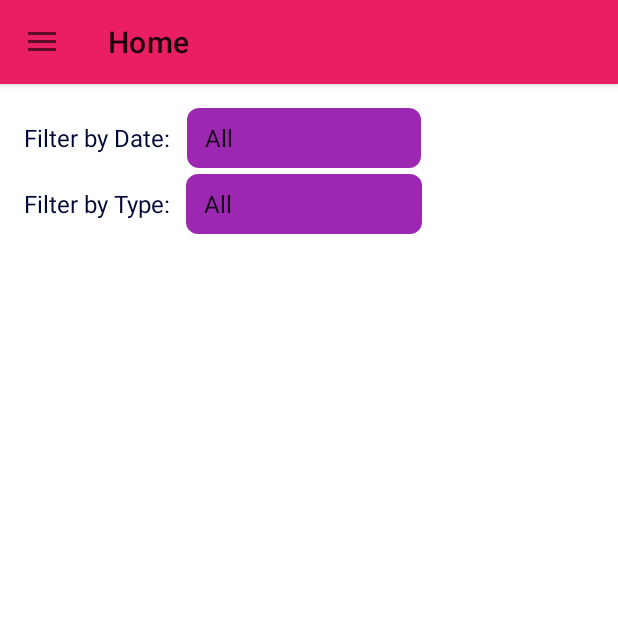
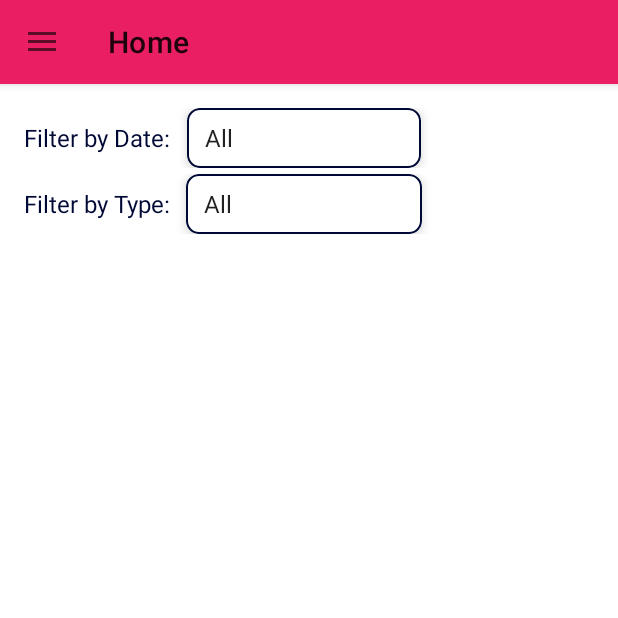
Before and after one commit to Lelekhoa1812/Linguaphile, an Android app: the screen it shows after launch (MainActivity), on a phone screen of 412 x 824 dp, the top half of it. Run offline under Robolectric (Android 15) with nearby library versions, the phone set to English and light mode, and no system bars; our stand-ins replace Room's generated code, navigation-ui.

Commit message:
Third commit. Finalising Home and Add Vocabulary Fragment. Enhance UI.

```diff
--- a/app/build.gradle.kts
+++ b/app/build.gradle.kts
@@ -55,4 +55,7 @@ dependencies {
     testImplementation(libs.junit)
     androidTestImplementation(libs.androidx.junit)
     androidTestImplementation(libs.androidx.espresso.core)
+
+    // RecyclerView card styling
+    implementation("androidx.cardview:cardview:1.0.0")
 }
--- a/app/src/main/java/com/example/linguaphile/fragments/HomeFragment.kt
+++ b/app/src/main/java/com/example/linguaphile/fragments/HomeFragment.kt
@@ -40,9 +40,12 @@ class HomeFragment : Fragment() {
             onDelete = { vocabulary ->
                 vocabularyViewModel.delete(vocabulary)
                 Snackbar.make(binding.root, "Vocabulary deleted", Snackbar.LENGTH_LONG)
+                    .setTextColor(requireContext().getColor(R.color.white))       // Set message text color to white
+                    .setActionTextColor(requireContext().getColor(R.color.white)) // Set action text color to white
                     .setAction("UNDO") {
                         vocabularyViewModel.insert(vocabulary)
                     }.show()
+
             }
         )
 
--- a/app/src/main/res/drawable/spinner.xml
+++ b/app/src/main/res/drawable/spinner.xml
@@ -1,6 +1,7 @@
 <!-- res/drawable/spinner_background.xml -->
 <shape xmlns:android="http://schemas.android.com/apk/res/android" android:shape="rectangle">
-    <solid android:color="@color/colorAccent"/>
+    <solid android:color="@color/white"/>
     <corners android:radius="8dp" />
     <padding android:left="12dp" android:right="12dp" android:top="8dp" android:bottom="8dp" />
+    <stroke android:width="1dp" android:color="@color/colorPrimaryDark"/>
 </shape>
--- a/app/src/main/res/layout/fragment_home.xml
+++ b/app/src/main/res/layout/fragment_home.xml
@@ -1,9 +1,9 @@
+<!-- fragment_home.xml -->
 <LinearLayout xmlns:android="http://schemas.android.com/apk/res/android"
     android:layout_width="match_parent"
     android:layout_height="match_parent"
     android:orientation="vertical"
     android:padding="16dp">
-
 
 <!-- Row for Date Filter Spinner with TextView label -->
     <LinearLayout
@@ -21,12 +21,21 @@
             android:textColor="@color/colorPrimaryDark"
             android:layout_marginEnd="11dp" />
 
+        <androidx.cardview.widget.CardView xmlns:android="http://schemas.android.com/apk/res/android"
+            xmlns:app="http://schemas.android.com/apk/res-auto"
+            android:layout_width="wrap_content"
+            android:layout_height="wrap_content"
+            android:layout_marginEnd="8dp"
+            app:cardElevation="4dp"
+            app:cardCornerRadius="8dp">
+
             <Spinner
                 android:id="@+id/filter_date_spinner"
                 android:layout_width="156dp"
                 android:layout_height="40dp"
                 android:background="@drawable/spinner"
                 android:padding="4dp" />
+        </androidx.cardview.widget.CardView>
     </LinearLayout>
 
     <!-- Row for Type Filter Spinner with TextView label -->
@@ -45,12 +54,20 @@
             android:textColor="@color/colorPrimaryDark"
             android:layout_marginEnd="10dp" />
 
+        <androidx.cardview.widget.CardView xmlns:android="http://schemas.android.com/apk/res/android"
+            xmlns:app="http://schemas.android.com/apk/res-auto"
+            android:layout_width="wrap_content"
+            android:layout_height="wrap_content"
+            app:cardElevation="4dp"
+            app:cardCornerRadius="8dp">
+
             <Spinner
                 android:id="@+id/filter_type_spinner"
                 android:layout_width="157dp"
                 android:layout_height="40dp"
                 android:background="@drawable/spinner"
                 android:padding="4dp" />
+        </androidx.cardview.widget.CardView>
     </LinearLayout>
 
     <!-- RecyclerView for displaying vocabulary items -->
--- a/app/src/main/res/navigation/nav_graph.xml
+++ b/app/src/main/res/navigation/nav_graph.xml
@@ -15,7 +15,12 @@
         android:id="@+id/addVocabularyFragment"
         android:name="com.example.linguaphile.fragments.AddVocabularyFragment"
         android:label="Add New Vocabulary"
-        tools:layout="@layout/fragment_add_vocabulary" />
+        tools:layout="@layout/fragment_add_vocabulary">
+        <!-- Define action to navigate back to HomeFragment -->
+        <action
+            android:id="@+id/action_addVocabularyFragment_to_homeFragment"
+            app:destination="@id/homeFragment" />
+    </fragment>
 
 <!--    <fragment-->
 <!--        android:id="@+id/miniGameFragment"-->
--- a/app/src/main/res/values/themes.xml
+++ b/app/src/main/res/values/themes.xml
@@ -3,7 +3,7 @@
     <style name="Base.Theme.Linguaphile" parent="Theme.MaterialComponents.DayNight.NoActionBar">
         <!-- Set custom colors for Material3 -->
         <item name="colorPrimary">@color/colorPrimary</item>
-        <item name="colorPrimaryContainer">@color/colorPrimaryDark</item>
+        <item name="colorPrimaryContainer">@color/white</item>
         <item name="colorOnPrimary">@color/white</item>
         <item name="colorSurface">@color/white</item>
         <item name="colorOnSurface">@color/colorAccent</item>
```
Also changed, not shown: app/src/main/java/com/example/linguaphile/fragments/AddVocabularyFragment.kt (+129 -38 lines), app/src/main/res/layout/fragment_add_vocabulary.xml (+3 -4 lines), app/src/main/res/layout/vocabulary_item.xml (+11 -0 lines). Lines whose indentation alone changed are shown as unchanged.
